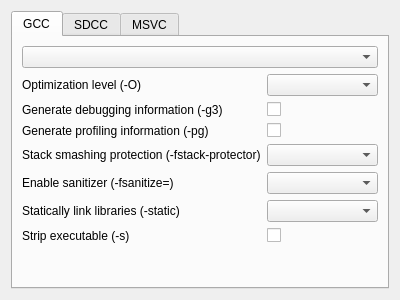
The window that RedPandaIDE/settingsdialog/compilerbuildmode.ui (CyanoHao/RedPanda-CPP) describes before a commit, drawn with Qt 5.
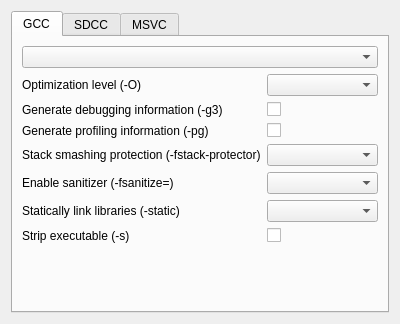
The same window after the commit. The open tabs and pages were chosen to show the change.

Diff of the .ui file:
```diff
--- a/RedPandaIDE/settingsdialog/compilerbuildmode.ui
+++ b/RedPandaIDE/settingsdialog/compilerbuildmode.ui
@@ -7,7 +7,7 @@
     <x>0</x>
     <y>0</y>
     <width>400</width>
-    <height>300</height>
+    <height>324</height>
    </rect>
   </property>
   <property name="windowTitle">
```
Left out of the diff: 2 changed lines with no effect on the pictures.
